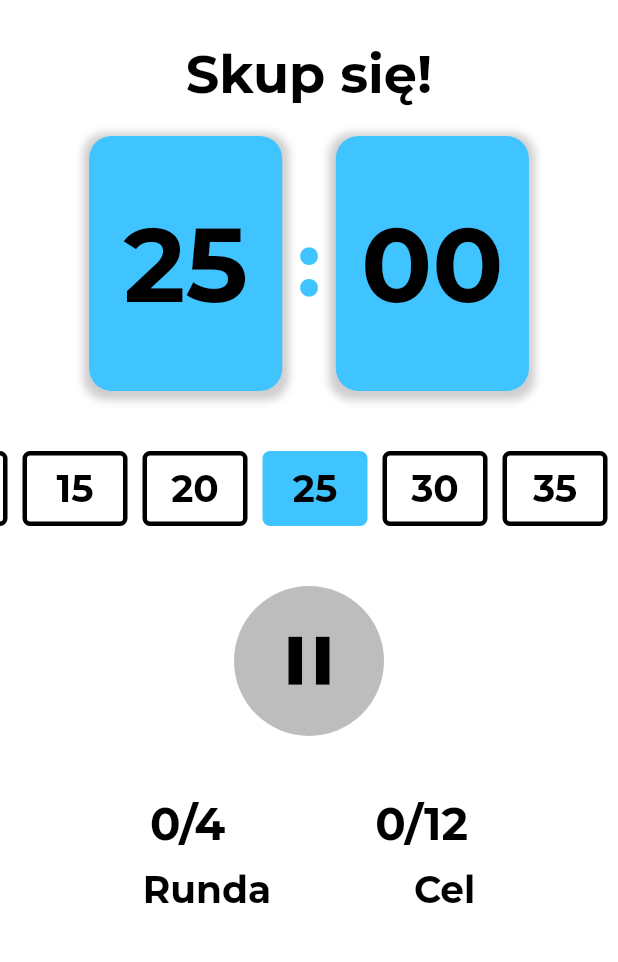
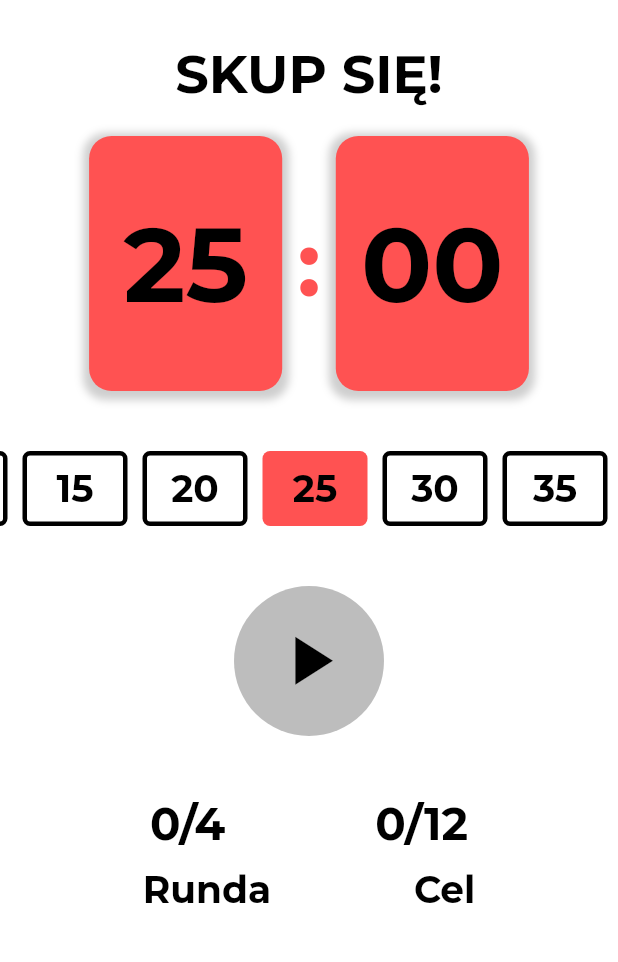
Before and after one commit to KarolTrytek/pomodoro, a Flutter app: the screen it shows after launch, on a phone screen of 412 x 824 dp, the part 65-1027 px from its top. Run offline on Flutter 3.47's test engine with Material 2 defaults, Android fonts, the phone set to English and light mode, and no system bars; our stand-ins replace google_fonts.

Commit message:
Third commit

```diff
--- a/lib/pomodoroscreen.dart
+++ b/lib/pomodoroscreen.dart
@@ -1,13 +1,15 @@
 import 'package:flutter/material.dart';
+import 'package:pomodorro/timerservice.dart';
 import 'package:pomodorro/utils.dart';
 import 'package:pomodorro/widget/progresswidget.dart';
 import 'package:pomodorro/widget/timecontroller.dart';
 import 'package:pomodorro/widget/timeoptions.dart';
 import 'package:pomodorro/widget/timercard.dart';
+import 'package:provider/provider.dart';
 
 class PomodoroScreen extends StatelessWidget {
   @override
-  Widget build(BuildContext) {
+  Widget build(BuildContext context) {
     return Scaffold(
       backgroundColor: Colors.white,
       appBar: AppBar(
@@ -19,7 +21,8 @@ class PomodoroScreen extends StatelessWidget {
           ),
           actions: [
             IconButton(
-              onPressed: () {},
+              onPressed: () =>
+                  Provider.of<TimerService>(context, listen: false).reset(),
               icon: Icon(
                 Icons.refresh,
                 color: Colors.black,
@@ -32,13 +35,21 @@ class PomodoroScreen extends StatelessWidget {
           alignment: Alignment.center,
           child: Column(
             children: [
-                SizedBox(height: 15,),
+              SizedBox(
+                height: 15,
+              ),
               TimerCard(),
-                SizedBox(height:40,),
+              SizedBox(
+                height: 40,
+              ),
               TimeOptions(),
-                SizedBox(height: 40,),
+              SizedBox(
+                height: 40,
+              ),
               TimeController(),
-                SizedBox(height: 40,),
+              SizedBox(
+                height: 40,
+              ),
               ProgressWidget()
             ],
           ),
--- a/lib/utils.dart
+++ b/lib/utils.dart
@@ -10,7 +10,7 @@ TextStyle textStyle(double size, [Color? color, FontWeight? fw]) {
 }
 
 List selectableTimes = [
-  "300",
+  "60",
   "600",
   "900",
   "1200",
@@ -22,3 +22,12 @@ List selectableTimes = [
   "3000",
   "3300",
 ];
+
+
+Color renderColor(String currentState) {
+  if(currentState == "SKUP SIĘ!") {
+    return Colors.redAccent;
+  } else {
+    return Colors.lightBlueAccent;
+  }
+}
--- a/lib/widget/progresswidget.dart
+++ b/lib/widget/progresswidget.dart
@@ -1,24 +1,34 @@
 import 'package:flutter/material.dart';
 import 'package:pomodorro/utils.dart';
+import 'package:provider/provider.dart';
+
+import '../timerservice.dart';
 
 class ProgressWidget extends StatelessWidget {
   @override
   Widget build(BuildContext context) {
+    final provider = Provider.of<TimerService>(context);
     return Column(
       children: [
         Row(
-    mainAxisAlignment: MainAxisAlignment.spaceEvenly,
+          mainAxisAlignment: MainAxisAlignment.spaceEvenly,
           children: [
-            Text("0/4", style: textStyle(30, Colors.black, FontWeight.bold)),
-            Text("0/12", style: textStyle(30, Colors.black, FontWeight.bold),)
+            Text("${provider.rounds}/4", style: textStyle(30, Colors.black, FontWeight.bold)),
+            Text(
+              "${provider.goal}/12",
+              style: textStyle(30, Colors.black, FontWeight.bold),
+            )
           ],
         ),
-        SizedBox( height: 10),
+        SizedBox(height: 10),
         Row(
           mainAxisAlignment: MainAxisAlignment.spaceEvenly,
           children: [
             Text("Runda", style: textStyle(25, Colors.black, FontWeight.bold)),
-            Text("Cel", style: textStyle(25, Colors.black, FontWeight.bold),)
+            Text(
+              "Cel",
+              style: textStyle(25, Colors.black, FontWeight.bold),
+            )
           ],
         )
       ],
--- a/lib/widget/timecontroller.dart
+++ b/lib/widget/timecontroller.dart
@@ -1,22 +1,30 @@
 import 'package:flutter/material.dart';
+import 'package:provider/provider.dart';
+
+import '../timerservice.dart';
 
 class TimeController extends StatefulWidget {
   @override
-  _TimeControllerState createState() =>_TimeControllerState();
+  _TimeControllerState createState() => _TimeControllerState();
 }
 
 class _TimeControllerState extends State<TimeController> {
   @override
   Widget build(BuildContext context) {
+    final provider =  Provider.of<TimerService>(context);
     return Container(
       width: 100,
       height: 100,
       decoration: BoxDecoration(color: Colors.black26, shape: BoxShape.circle),
       child: Center(
-        child: IconButton(icon: Icon(Icons.pause),
-        color: Colors.black,
-        iconSize: 55,
-            onPressed: (){},),
+        child: IconButton(
+          icon: provider.timerPlaying ? Icon(Icons.pause) : Icon(Icons.play_arrow_sharp),
+          color: Colors.black,
+          iconSize: 55,
+          onPressed: () {
+            provider.timerPlaying ? Provider.of<TimerService>(context, listen: false).pause() : Provider.of<TimerService>(context, listen: false).start();
+          },
+        ),
       ),
     );
   }
--- a/lib/widget/timeoptions.dart
+++ b/lib/widget/timeoptions.dart
@@ -16,17 +16,14 @@ class TimeOptions extends StatelessWidget {
       child: Row(
           children: selectableTimes.map((time) {
         return InkWell(
-                onTap:()
-            =>
-                provider.selectTime(double.parse(time))
-            ,
+            onTap: () => provider.selectTime(double.parse(time)),
             child: Container(
               margin: EdgeInsets.only(left: 10),
               width: 70,
               height: 50,
               decoration: int.parse(time) == provider.selectedTime
                   ? BoxDecoration(
-            color: Colors.lightBlueAccent,
+                      color: renderColor(provider.currentState),
                       borderRadius: BorderRadius.circular(5))
                   : BoxDecoration(
                       border: Border.all(width: 3, color: Colors.black),
@@ -35,12 +32,9 @@ class TimeOptions extends StatelessWidget {
                 child: Text(
                   (int.parse(time) ~/ 60).toString(),
                   style: textStyle(25, Colors.black, FontWeight.w700),
-            )
-            ,
-            )
-            ,
-            )
-            );
+                ),
+              ),
+            ));
       }).toList()),
     );
   }
--- a/lib/widget/timercard.dart
+++ b/lib/widget/timercard.dart
@@ -7,10 +7,13 @@ import '../timerservice.dart';
 class TimerCard extends StatelessWidget {
   @override
   Widget build(BuildContext context) {
-    final provider =  Provider.of<TimerService>(context);
+    final provider = Provider.of<TimerService>(context);
+    final seconds = provider.currentDuration % 60;
     return Column(
       children: [
-        Text("Skup się!", style: textStyle(35, Colors.black, FontWeight.w700)),
+        Text(
+            provider.currentState,
+            style: textStyle(35, Colors.black, FontWeight.w700)),
         SizedBox(height: 20),
         Row(
           mainAxisAlignment: MainAxisAlignment.center,
@@ -19,7 +22,7 @@ class TimerCard extends StatelessWidget {
               width: MediaQuery.of(context).size.width / 3.2,
               height: 170,
               decoration: BoxDecoration(
-                  color: Colors.lightBlueAccent,
+                  color: renderColor(provider.currentState),
                   borderRadius: BorderRadius.circular(15),
                   boxShadow: [
                     BoxShadow(
@@ -38,14 +41,17 @@ class TimerCard extends StatelessWidget {
             ),
             Text(
               ":",
-              style: textStyle(60, Colors.lightBlueAccent, FontWeight.bold),
+              style: textStyle(
+                  60,
+                  renderColor(provider.currentState),
+                  FontWeight.bold),
             ),
             SizedBox(width: 10),
             Container(
               width: MediaQuery.of(context).size.width / 3.2,
               height: 170,
               decoration: BoxDecoration(
-                color: Colors.lightBlueAccent,
+                color: renderColor(provider.currentState),
                 borderRadius: BorderRadius.circular(15),
                 boxShadow: [
                   BoxShadow(
@@ -56,7 +62,10 @@ class TimerCard extends StatelessWidget {
                 ],
               ),
               child: Center(
-                child: Text("00",
+                child: Text(
+                  seconds == 0
+                      ? "${seconds.round()}0"
+                      : seconds.round().toString(),
                     style: textStyle(70, Colors.black, FontWeight.bold)),
               ),
             )
```
Also changed, not shown: lib/main.dart (+4 -4 lines), lib/timerservice.dart (+59 -1 lines). Lines whose indentation alone changed are shown as unchanged.
